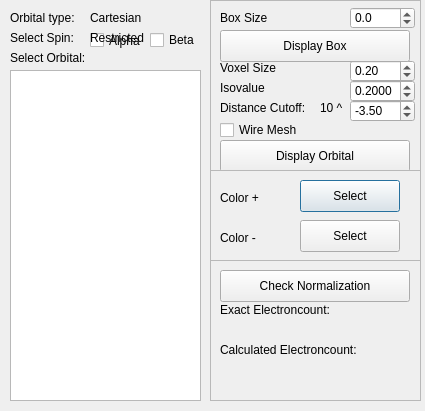
Qt form src/molara/gui/mos_dialog.ui (Molara-Lab/Molara) before a commit.
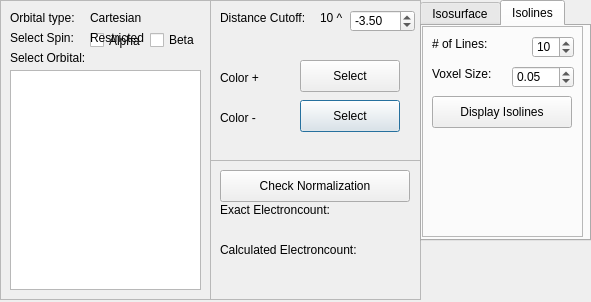
The same form after that commit. The open tabs and pages were chosen to show the change.

Commit message: Integrate isolines into MO dialog

```diff
--- a/src/molara/gui/mos_dialog.ui
+++ b/src/molara/gui/mos_dialog.ui
@@ -6,30 +6,120 @@
    <rect>
     <x>0</x>
     <y>0</y>
-    <width>425</width>
-    <height>411</height>
+    <width>591</width>
+    <height>302</height>
    </rect>
   </property>
-  <property name="minimumSize">
-   <size>
-    <width>425</width>
-    <height>317</height>
-   </size>
-  </property>
   <property name="windowTitle">
    <string>Orbitals</string>
   </property>
-  <widget class="QLabel" name="label">
+  <widget class="QFrame" name="normalizationFrame">
+   <property name="geometry">
+    <rect>
+     <x>210</x>
+     <y>160</y>
+     <width>211</width>
+     <height>140</height>
+    </rect>
+   </property>
+   <property name="frameShape">
+    <enum>QFrame::StyledPanel</enum>
+   </property>
+   <property name="frameShadow">
+    <enum>QFrame::Raised</enum>
+   </property>
+   <widget class="QLabel" name="label_2">
+    <property name="geometry">
+     <rect>
+      <x>10</x>
+      <y>40</y>
+      <width>131</width>
+      <height>20</height>
+     </rect>
+    </property>
+    <property name="text">
+     <string>Exact Electroncount:</string>
+    </property>
+   </widget>
+   <widget class="QLabel" name="label_8">
+    <property name="geometry">
+     <rect>
+      <x>10</x>
+      <y>80</y>
+      <width>161</width>
+      <height>20</height>
+     </rect>
+    </property>
+    <property name="text">
+     <string>Calculated Electroncount:</string>
+    </property>
+   </widget>
+   <widget class="QLabel" name="exactCountLabel">
+    <property name="geometry">
+     <rect>
+      <x>10</x>
+      <y>60</y>
+      <width>131</width>
+      <height>20</height>
+     </rect>
+    </property>
+    <property name="text">
+     <string/>
+    </property>
+   </widget>
+   <widget class="QPushButton" name="normalizationButton">
    <property name="geometry">
     <rect>
      <x>10</x>
      <y>10</y>
-     <width>81</width>
-     <height>16</height>
+      <width>190</width>
+      <height>32</height>
     </rect>
    </property>
    <property name="text">
-    <string>Orbital type:</string>
+     <string>Check Normalization</string>
+    </property>
+    <property name="autoDefault">
+     <bool>false</bool>
+    </property>
+   </widget>
+   <widget class="QLabel" name="calculatedCountLabel">
+    <property name="geometry">
+     <rect>
+      <x>10</x>
+      <y>100</y>
+      <width>131</width>
+      <height>20</height>
+     </rect>
+    </property>
+    <property name="text">
+     <string/>
+    </property>
+   </widget>
+  </widget>
+  <widget class="QFrame" name="molecularOrbitalFrame">
+   <property name="geometry">
+    <rect>
+     <x>0</x>
+     <y>0</y>
+     <width>211</width>
+     <height>300</height>
+    </rect>
+   </property>
+   <property name="frameShape">
+    <enum>QFrame::StyledPanel</enum>
+   </property>
+   <property name="frameShadow">
+    <enum>QFrame::Raised</enum>
+   </property>
+   <widget class="QTableWidget" name="orbitalSelector">
+    <property name="geometry">
+     <rect>
+      <x>10</x>
+      <y>70</y>
+      <width>191</width>
+      <height>220</height>
+     </rect>
    </property>
   </widget>
   <widget class="QLabel" name="orbTypeLabel">
@@ -51,53 +141,17 @@
     <string>Cartesian</string>
    </property>
   </widget>
-  <widget class="QLabel" name="label_3">
+   <widget class="QLabel" name="label">
    <property name="geometry">
     <rect>
      <x>10</x>
-     <y>50</y>
-     <width>91</width>
+      <y>10</y>
+      <width>81</width>
      <height>16</height>
     </rect>
    </property>
    <property name="text">
-    <string>Select Orbital:</string>
-   </property>
-  </widget>
-  <widget class="QTableWidget" name="orbitalSelector">
-   <property name="geometry">
-    <rect>
-     <x>10</x>
-     <y>70</y>
-     <width>191</width>
-     <height>331</height>
-    </rect>
-   </property>
-  </widget>
-  <widget class="QLabel" name="label_7">
-   <property name="geometry">
-    <rect>
-     <x>10</x>
-     <y>30</y>
-     <width>91</width>
-     <height>16</height>
-    </rect>
-   </property>
-   <property name="text">
-    <string>Select Spin:</string>
-   </property>
-  </widget>
-  <widget class="QCheckBox" name="alphaCheckBox">
-   <property name="geometry">
-    <rect>
-     <x>90</x>
-     <y>30</y>
-     <width>61</width>
-     <height>21</height>
-    </rect>
-   </property>
-   <property name="text">
-    <string>Alpha</string>
+     <string>Orbital type:</string>
    </property>
   </widget>
   <widget class="QCheckBox" name="betaCheckBox">
@@ -113,6 +167,19 @@
     <string>Beta</string>
    </property>
   </widget>
+   <widget class="QCheckBox" name="alphaCheckBox">
+    <property name="geometry">
+     <rect>
+      <x>90</x>
+      <y>30</y>
+      <width>61</width>
+      <height>21</height>
+     </rect>
+    </property>
+    <property name="text">
+     <string>Alpha</string>
+    </property>
+   </widget>
   <widget class="QLabel" name="restrictedLabel">
    <property name="geometry">
     <rect>
@@ -126,13 +193,175 @@
     <string>Restricted</string>
    </property>
   </widget>
-  <widget class="QFrame" name="frame_2">
+   <widget class="QLabel" name="label_3">
+    <property name="geometry">
+     <rect>
+      <x>10</x>
+      <y>50</y>
+      <width>91</width>
+      <height>16</height>
+     </rect>
+    </property>
+    <property name="text">
+     <string>Select Orbital:</string>
+    </property>
+   </widget>
+   <widget class="QLabel" name="label_7">
+    <property name="geometry">
+     <rect>
+      <x>10</x>
+      <y>30</y>
+      <width>91</width>
+      <height>16</height>
+     </rect>
+    </property>
+    <property name="text">
+     <string>Select Spin:</string>
+    </property>
+   </widget>
+  </widget>
+  <widget class="QFrame" name="generalFrame">
    <property name="geometry">
     <rect>
      <x>210</x>
      <y>0</y>
      <width>211</width>
-     <height>171</height>
+     <height>161</height>
+    </rect>
+   </property>
+   <property name="frameShape">
+    <enum>QFrame::StyledPanel</enum>
+   </property>
+   <property name="frameShadow">
+    <enum>QFrame::Raised</enum>
+   </property>
+   <widget class="QLabel" name="label_10">
+    <property name="geometry">
+     <rect>
+      <x>110</x>
+      <y>10</y>
+      <width>27</width>
+      <height>16</height>
+     </rect>
+    </property>
+    <property name="text">
+     <string>10 ^</string>
+    </property>
+   </widget>
+   <widget class="QDoubleSpinBox" name="cutoffSpinBox">
+    <property name="geometry">
+     <rect>
+      <x>140</x>
+      <y>10</y>
+      <width>65</width>
+      <height>22</height>
+     </rect>
+    </property>
+    <property name="decimals">
+     <number>2</number>
+    </property>
+    <property name="minimum">
+     <double>-15.000000000000000</double>
+    </property>
+    <property name="maximum">
+     <double>-2.000000000000000</double>
+    </property>
+    <property name="singleStep">
+     <double>0.100000000000000</double>
+    </property>
+    <property name="value">
+     <double>-3.500000000000000</double>
+    </property>
+   </widget>
+   <widget class="QLabel" name="label_9">
+    <property name="geometry">
+     <rect>
+      <x>10</x>
+      <y>10</y>
+      <width>101</width>
+      <height>16</height>
+     </rect>
+    </property>
+    <property name="text">
+     <string>Distance Cutoff:</string>
+    </property>
+   </widget>
+   <widget class="QPushButton" name="colorMinusButton">
+    <property name="geometry">
+     <rect>
+      <x>90</x>
+      <y>100</y>
+      <width>100</width>
+      <height>32</height>
+     </rect>
+    </property>
+    <property name="text">
+     <string>Select</string>
+    </property>
+   </widget>
+   <widget class="QPushButton" name="colorPlusButton">
+    <property name="geometry">
+     <rect>
+      <x>90</x>
+      <y>60</y>
+      <width>100</width>
+      <height>32</height>
+     </rect>
+    </property>
+    <property name="text">
+     <string>Select</string>
+    </property>
+   </widget>
+   <widget class="QLabel" name="label_11">
+    <property name="geometry">
+     <rect>
+      <x>10</x>
+      <y>70</y>
+      <width>58</width>
+      <height>16</height>
+     </rect>
+    </property>
+    <property name="text">
+     <string>Color +</string>
+    </property>
+   </widget>
+   <widget class="QLabel" name="label_12">
+    <property name="geometry">
+     <rect>
+      <x>10</x>
+      <y>110</y>
+      <width>58</width>
+      <height>16</height>
+     </rect>
+    </property>
+    <property name="text">
+     <string>Color -</string>
+    </property>
+   </widget>
+  </widget>
+  <widget class="QTabWidget" name="isoTab">
+   <property name="geometry">
+    <rect>
+     <x>420</x>
+     <y>0</y>
+     <width>171</width>
+     <height>241</height>
+    </rect>
+   </property>
+   <property name="currentIndex">
+    <number>0</number>
+   </property>
+   <widget class="QWidget" name="isosurfaceTab">
+    <attribute name="title">
+     <string>Isosurface</string>
+    </attribute>
+    <widget class="QFrame" name="isosurfaceFrame">
+     <property name="geometry">
+      <rect>
+       <x>0</x>
+       <y>0</y>
+       <width>161</width>
+       <height>201</height>
     </rect>
    </property>
    <property name="frameShape">
@@ -154,36 +383,11 @@
      <string>Box Size</string>
     </property>
    </widget>
-   <widget class="QDoubleSpinBox" name="voxelSizeSpinBox">
-    <property name="geometry">
-     <rect>
-      <x>140</x>
-      <y>60</y>
-      <width>65</width>
-      <height>22</height>
-     </rect>
-    </property>
-    <property name="decimals">
-     <number>2</number>
-    </property>
-    <property name="minimum">
-     <double>0.050000000000000</double>
-    </property>
-    <property name="maximum">
-     <double>1.000000000000000</double>
-    </property>
-    <property name="singleStep">
-     <double>0.050000000000000</double>
-    </property>
-    <property name="value">
-     <double>0.200000000000000</double>
-    </property>
-   </widget>
    <widget class="QDoubleSpinBox" name="cubeBoxSizeSpinBox">
     <property name="geometry">
      <rect>
-      <x>140</x>
-      <y>7</y>
+        <x>90</x>
+        <y>10</y>
       <width>65</width>
       <height>22</height>
      </rect>
@@ -208,7 +412,7 @@
     <property name="geometry">
      <rect>
       <x>10</x>
-      <y>120</y>
+        <y>130</y>
       <width>85</width>
       <height>20</height>
      </rect>
@@ -217,38 +421,12 @@
      <string>Wire Mesh</string>
     </property>
    </widget>
-   <widget class="QLabel" name="label_5">
-    <property name="geometry">
-     <rect>
-      <x>10</x>
-      <y>60</y>
-      <width>91</width>
-      <height>16</height>
-     </rect>
-    </property>
-    <property name="text">
-     <string>Voxel Size</string>
-    </property>
-   </widget>
-   <widget class="QLabel" name="label_6">
-    <property name="geometry">
-     <rect>
-      <x>10</x>
-      <y>80</y>
-      <width>91</width>
-      <height>16</height>
-     </rect>
-    </property>
-    <property name="text">
-     <string>Isovalue</string>
-    </property>
-   </widget>
    <widget class="QPushButton" name="toggleDisplayBoxButton">
     <property name="geometry">
      <rect>
       <x>10</x>
-      <y>30</y>
-      <width>190</width>
+        <y>90</y>
+        <width>140</width>
       <height>32</height>
      </rect>
     </property>
@@ -263,8 +441,8 @@
     <property name="geometry">
      <rect>
       <x>10</x>
-      <y>140</y>
-      <width>190</width>
+        <y>160</y>
+        <width>140</width>
       <height>32</height>
      </rect>
     </property>
@@ -278,8 +456,8 @@
    <widget class="QDoubleSpinBox" name="isoValueSpinBox">
     <property name="geometry">
      <rect>
-      <x>140</x>
-      <y>80</y>
+        <x>90</x>
+        <y>70</y>
       <width>65</width>
       <height>22</height>
      </rect>
@@ -300,24 +478,37 @@
      <double>0.200000000000000</double>
     </property>
    </widget>
-   <widget class="QLabel" name="label_9">
+     <widget class="QLabel" name="label_6">
     <property name="geometry">
      <rect>
       <x>10</x>
-      <y>100</y>
-      <width>101</width>
+        <y>70</y>
+        <width>91</width>
       <height>16</height>
      </rect>
     </property>
     <property name="text">
-     <string>Distance Cutoff:</string>
-    </property>
-   </widget>
-   <widget class="QDoubleSpinBox" name="cutoffSpinBox">
+       <string>Isovalue:</string>
+      </property>
+     </widget>
+     <widget class="QLabel" name="label_5">
     <property name="geometry">
      <rect>
-      <x>140</x>
-      <y>100</y>
+        <x>10</x>
+        <y>40</y>
+        <width>91</width>
+        <height>16</height>
+       </rect>
+      </property>
+      <property name="text">
+       <string>Voxel Size:</string>
+      </property>
+     </widget>
+     <widget class="QDoubleSpinBox" name="voxelSizeSpinBox">
+      <property name="geometry">
+       <rect>
+        <x>90</x>
+        <y>40</y>
       <width>65</width>
       <height>22</height>
      </rect>
@@ -326,182 +517,120 @@
      <number>2</number>
     </property>
     <property name="minimum">
-     <double>-15.000000000000000</double>
+       <double>0.050000000000000</double>
     </property>
     <property name="maximum">
-     <double>-2.000000000000000</double>
+       <double>1.000000000000000</double>
     </property>
     <property name="singleStep">
-     <double>0.100000000000000</double>
+       <double>0.050000000000000</double>
     </property>
     <property name="value">
-     <double>-3.500000000000000</double>
-    </property>
-   </widget>
-   <widget class="QLabel" name="label_10">
-    <property name="geometry">
-     <rect>
-      <x>110</x>
-      <y>100</y>
-      <width>27</width>
-      <height>16</height>
-     </rect>
-    </property>
-    <property name="text">
-     <string>10 ^</string>
-    </property>
-   </widget>
-  </widget>
-  <widget class="QFrame" name="frame_3">
+       <double>0.200000000000000</double>
+      </property>
+     </widget>
+    </widget>
+   </widget>
+   <widget class="QWidget" name="isolineTab">
+    <attribute name="title">
+     <string>Isolines</string>
+    </attribute>
+    <widget class="QFrame" name="isoLineFrame">
    <property name="geometry">
     <rect>
-     <x>210</x>
-     <y>170</y>
-     <width>211</width>
-     <height>91</height>
-    </rect>
-   </property>
-   <property name="frameShape">
-    <enum>QFrame::StyledPanel</enum>
-   </property>
-   <property name="frameShadow">
-    <enum>QFrame::Raised</enum>
-   </property>
-   <widget class="QLabel" name="label_12">
-    <property name="geometry">
-     <rect>
-      <x>10</x>
-      <y>60</y>
-      <width>58</width>
-      <height>16</height>
-     </rect>
-    </property>
-    <property name="text">
-     <string>Color -</string>
-    </property>
-   </widget>
-   <widget class="QPushButton" name="colorPlusButton">
-    <property name="geometry">
-     <rect>
-      <x>90</x>
-      <y>10</y>
-      <width>100</width>
-      <height>32</height>
-     </rect>
-    </property>
-    <property name="text">
-     <string>Select</string>
-    </property>
-   </widget>
-   <widget class="QLabel" name="label_11">
-    <property name="geometry">
-     <rect>
-      <x>10</x>
-      <y>20</y>
-      <width>58</width>
-      <height>16</height>
-     </rect>
-    </property>
-    <property name="text">
-     <string>Color +</string>
-    </property>
-   </widget>
-   <widget class="QPushButton" name="colorMinusButton">
-    <property name="geometry">
-     <rect>
-      <x>90</x>
-      <y>50</y>
-      <width>100</width>
-      <height>32</height>
-     </rect>
-    </property>
-    <property name="text">
-     <string>Select</string>
-    </property>
-   </widget>
-  </widget>
-  <widget class="QFrame" name="frame">
-   <property name="geometry">
-    <rect>
-     <x>210</x>
-     <y>260</y>
-     <width>211</width>
-     <height>141</height>
-    </rect>
-   </property>
-   <property name="frameShape">
-    <enum>QFrame::StyledPanel</enum>
-   </property>
-   <property name="frameShadow">
-    <enum>QFrame::Raised</enum>
-   </property>
-   <widget class="QLabel" name="label_2">
-    <property name="geometry">
-     <rect>
-      <x>10</x>
-      <y>40</y>
-      <width>131</width>
-      <height>20</height>
-     </rect>
-    </property>
-    <property name="text">
-     <string>Exact Electroncount:</string>
-    </property>
-   </widget>
-   <widget class="QLabel" name="label_8">
-    <property name="geometry">
-     <rect>
-      <x>10</x>
-      <y>80</y>
+       <x>0</x>
+       <y>0</y>
       <width>161</width>
-      <height>20</height>
-     </rect>
-    </property>
-    <property name="text">
-     <string>Calculated Electroncount:</string>
-    </property>
-   </widget>
-   <widget class="QLabel" name="exactCountLabel">
+       <height>211</height>
+      </rect>
+     </property>
+     <property name="frameShape">
+      <enum>QFrame::StyledPanel</enum>
+     </property>
+     <property name="frameShadow">
+      <enum>QFrame::Raised</enum>
+     </property>
+     <widget class="QSpinBox" name="numberLinesSpinBox">
+      <property name="geometry">
+       <rect>
+        <x>110</x>
+        <y>10</y>
+        <width>42</width>
+        <height>22</height>
+       </rect>
+      </property>
+      <property name="minimum">
+       <number>3</number>
+      </property>
+      <property name="maximum">
+       <number>20</number>
+      </property>
+      <property name="value">
+       <number>10</number>
+      </property>
+     </widget>
+     <widget class="QLabel" name="label_13">
     <property name="geometry">
      <rect>
       <x>10</x>
-      <y>60</y>
-      <width>131</width>
-      <height>20</height>
+        <y>10</y>
+        <width>70</width>
+        <height>16</height>
      </rect>
     </property>
     <property name="text">
-     <string/>
-    </property>
-   </widget>
-   <widget class="QPushButton" name="normalizationButton">
+       <string># of Lines:</string>
+      </property>
+     </widget>
+     <widget class="QPushButton" name="displayIsolinesButton">
     <property name="geometry">
      <rect>
       <x>10</x>
-      <y>10</y>
-      <width>190</width>
+        <y>70</y>
+        <width>140</width>
       <height>32</height>
      </rect>
     </property>
     <property name="text">
-     <string>Check Normalization</string>
-    </property>
-    <property name="autoDefault">
-     <bool>false</bool>
-    </property>
-   </widget>
-   <widget class="QLabel" name="calculatedCountLabel">
+       <string>Display Isolines</string>
+      </property>
+     </widget>
+     <widget class="QLabel" name="label_14">
     <property name="geometry">
      <rect>
       <x>10</x>
-      <y>100</y>
-      <width>131</width>
-      <height>20</height>
+        <y>40</y>
+        <width>70</width>
+        <height>16</height>
      </rect>
     </property>
     <property name="text">
-     <string/>
-    </property>
+       <string>Voxel Size:</string>
+      </property>
+     </widget>
+     <widget class="QDoubleSpinBox" name="isolineVoxelSizeSpinBox">
+      <property name="geometry">
+       <rect>
+        <x>90</x>
+        <y>40</y>
+        <width>62</width>
+        <height>22</height>
+       </rect>
+      </property>
+      <property name="minimum">
+       <double>0.030000000000000</double>
+      </property>
+      <property name="maximum">
+       <double>0.500000000000000</double>
+      </property>
+      <property name="singleStep">
+       <double>0.010000000000000</double>
+      </property>
+      <property name="value">
+       <double>0.050000000000000</double>
+      </property>
+     </widget>
+    </widget>
    </widget>
   </widget>
  </widget>
```
Lines whose indentation alone changed are shown as unchanged. The commit also changes 16 other files.
